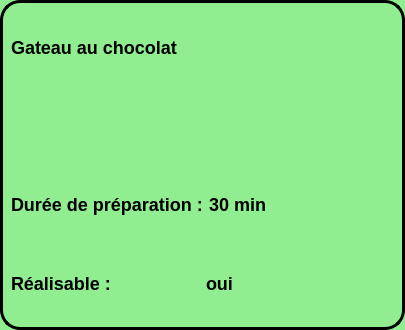
This is vignetterecette.ui in ACoupat/Refrigestion as Qt 5 draws it before an edit. The edited form follows.
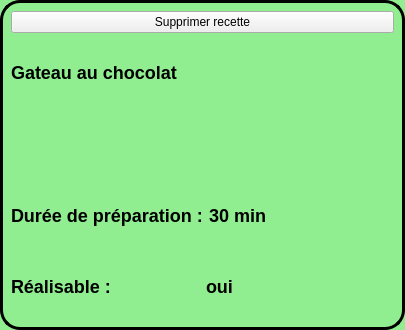
This is the edited form. Icons and pictures are not drawn.

Commit message: Suppression de recettes opérationnelle

Patch:
```diff
--- a/vignetterecette.ui
+++ b/vignetterecette.ui
@@ -36,6 +36,13 @@
 }           </string>
   </property>
   <layout class="QVBoxLayout" name="verticalLayout">
+   <item>
+    <widget class="QPushButton" name="buttonSuppr">
+     <property name="text">
+      <string>Supprimer recette</string>
+     </property>
+    </widget>
+   </item>
    <item>
     <widget class="QLabel" name="labelNom">
      <property name="text">
```
The commit also changes 14 other files.
